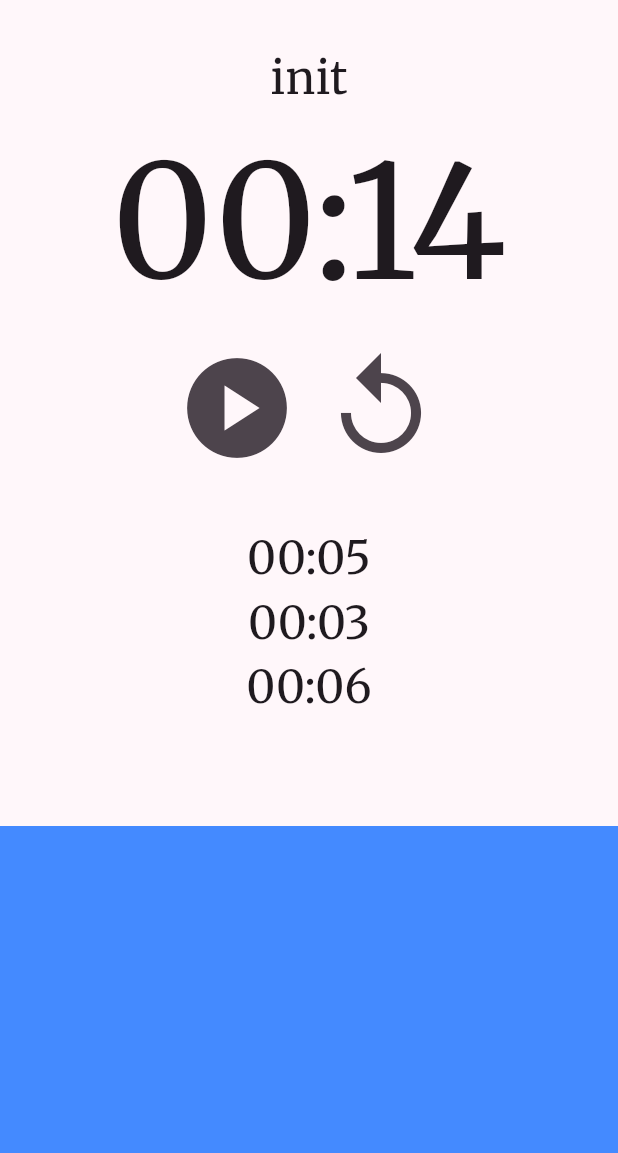
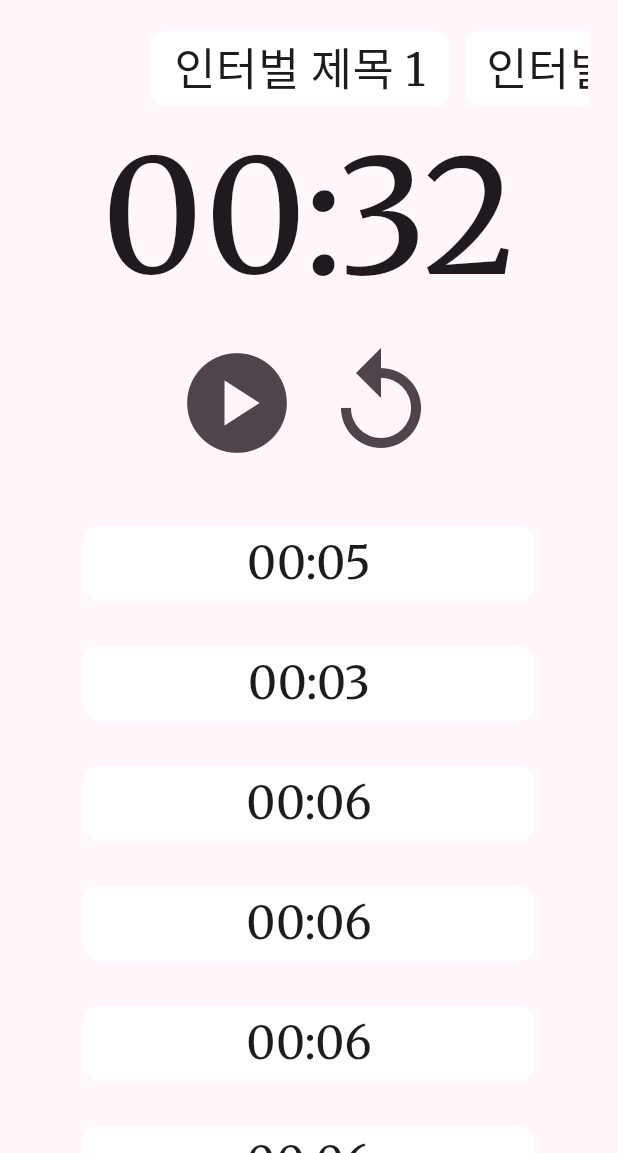
Before and after one commit to FeelOneE/intervalAppFlutter, a Flutter app: the screen it shows after launch, on a phone screen of 412 x 824 dp, the part 83-1236 px from its top. Run offline on Flutter 3.47's test engine with Material 2 defaults, Android fonts, the phone set to English and light mode, and no system bars; our stand-ins replace google_fonts.

Commit message:
feat : 메인화면 제목 가로 스크롤, 시간 정보 세로 스크롤 구현

```diff
--- a/interval/lib/main.dart
+++ b/interval/lib/main.dart
@@ -113,9 +113,24 @@
         costTime: 6*1000,
         type: IntervalType.rest
     );
+    TimerInfoDetail info4 = TimerInfoDetail(
+        costTime: 6*1000,
+        type: IntervalType.rest
+    );
+    TimerInfoDetail info5 = TimerInfoDetail(
+        costTime: 6*1000,
+        type: IntervalType.rest
+    );
+    TimerInfoDetail info6 = TimerInfoDetail(
+        costTime: 6*1000,
+        type: IntervalType.rest
+    );
     timerInfoDetailList.add(info1);
     timerInfoDetailList.add(info2);
     timerInfoDetailList.add(info3);
+    timerInfoDetailList.add(info4);
+    timerInfoDetailList.add(info5);
+    timerInfoDetailList.add(info6);
     TimerInfo timerInfo = TimerInfo(
         isDefault: true,
         timerList: timerInfoDetailList,
@@ -155,21 +170,65 @@
             ),),
           //backgroundColor: Color(0xFFE9EBEC),
         ),
-        body: Column(
+        body: SingleChildScrollView(
+          child: Column(
             children: [
               Container(
-                height: 550,
                   child: Column(
                     children: [
                       Container(
                         height: 350,
                         //color: Colors.redAccent,
                         child: Padding(
-                        padding: EdgeInsets.all(30),
+                          padding: EdgeInsets.all(20),
                           child: Center(
                             child: Column(
                               children: [
-                              Text("${runState}", style: TextStyle(fontSize: 30),),
+                                Container(
+                                  height: 50,
+                                  child: ListView(
+                                    scrollDirection: Axis.horizontal,
+                                    children: [
+                                      SizedBox(
+                                        width: 80,
+                                      ),
+                                      SizedBox(
+                                        width: 200,
+                                        height: 50,
+                                        child: Container(
+                                            decoration: BoxDecoration(
+                                                borderRadius: BorderRadius.circular(10),
+                                                color: Colors.white
+                                            ),
+                                            child: Center(
+                                              child: Text("인터벌 제목 1"
+                                                  ,style: TextStyle(fontSize: 30)
+                                              ),
+                                            )
+                                        ),
+                                      ),
+                                      SizedBox(
+                                        width: 10,
+                                      ),
+                                      SizedBox(
+                                        width: 200,
+                                        height: 50,
+                                        child: Container(
+                                            decoration: BoxDecoration(
+                                                borderRadius: BorderRadius.circular(10),
+                                                color: Colors.white
+                                            ),
+                                            child: Center(
+                                              child: Text("인터벌 제목 2"
+                                                  ,style: TextStyle(fontSize: 30)
+                                              ),
+                                            )
+                                        ),
+                                      ),
+                              ]
+                            ),
+                                ),
+                                //Text("${runState}", style: TextStyle(fontSize: 30),),
                                 Text("${min.toString().padLeft(2, '0')}:"
                                     "${sec.toString().padLeft(2, '0')}",
                                 style: TextStyle(
@@ -206,28 +265,40 @@
                                 ),
                               ),
                             ),
-                    Expanded(
-                    child: Container(
-                    //height: 200,
-                    //color: Colors.orange,
+                      Container(
                       child: Column(
                       children: [
                       for (TimerInfoDetail info in timerInfo.timerList) ...[
-                      Text(convertMillToMinAndSec(info.costTime)
+                        SizedBox(
+                          width: 300,
+                          height: 50,
+                          child: Container(
+                              decoration: BoxDecoration(
+                                borderRadius: BorderRadius.circular(10),
+                                color: Colors.white
+                              ),
+                            child: Center(
+                              child: Text(convertMillToMinAndSec(info.costTime)
                                 ,style: TextStyle(fontSize: 30)
                                   ),
+                            )
+                              ),
+                            ),
+                            SizedBox(
+                              height: 30,
+                            )
                           ],
                         ]),
                     ),
-                  ),
                   ])
                 ),
-            Expanded(
+              /*Container(
                   child: Container(
                     color: Colors.blueAccent
                 )
-            )
+              )*/
             ],
+          ),
         ),
       ),
     );
```
Lines whose indentation alone changed are shown as unchanged.
